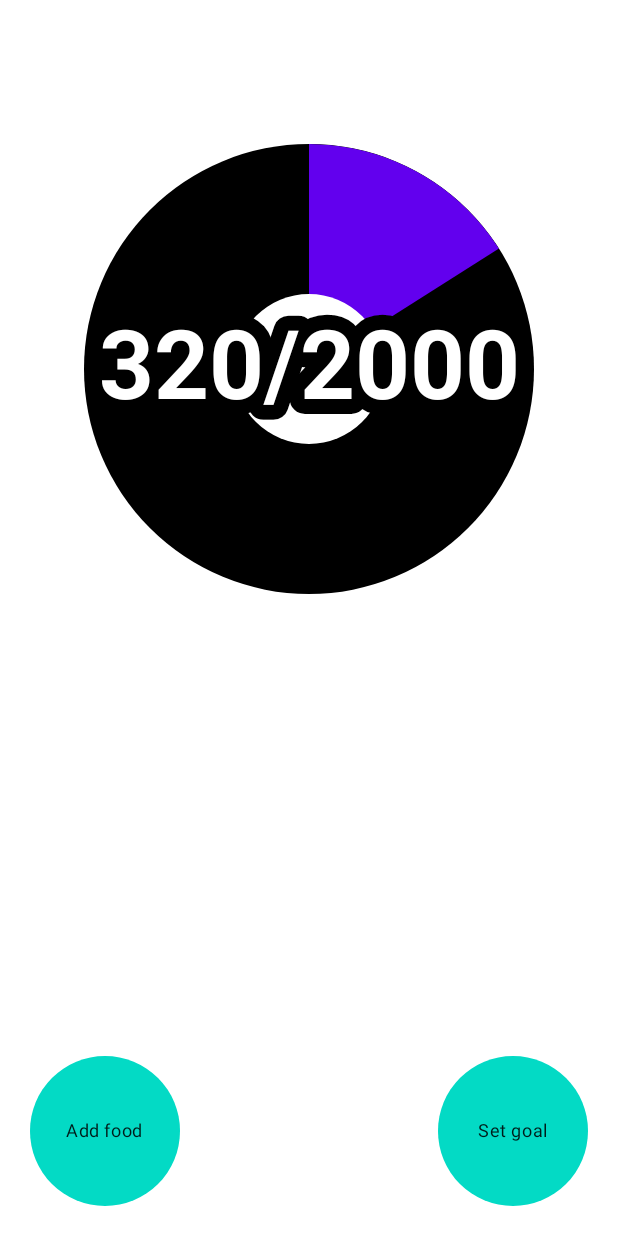
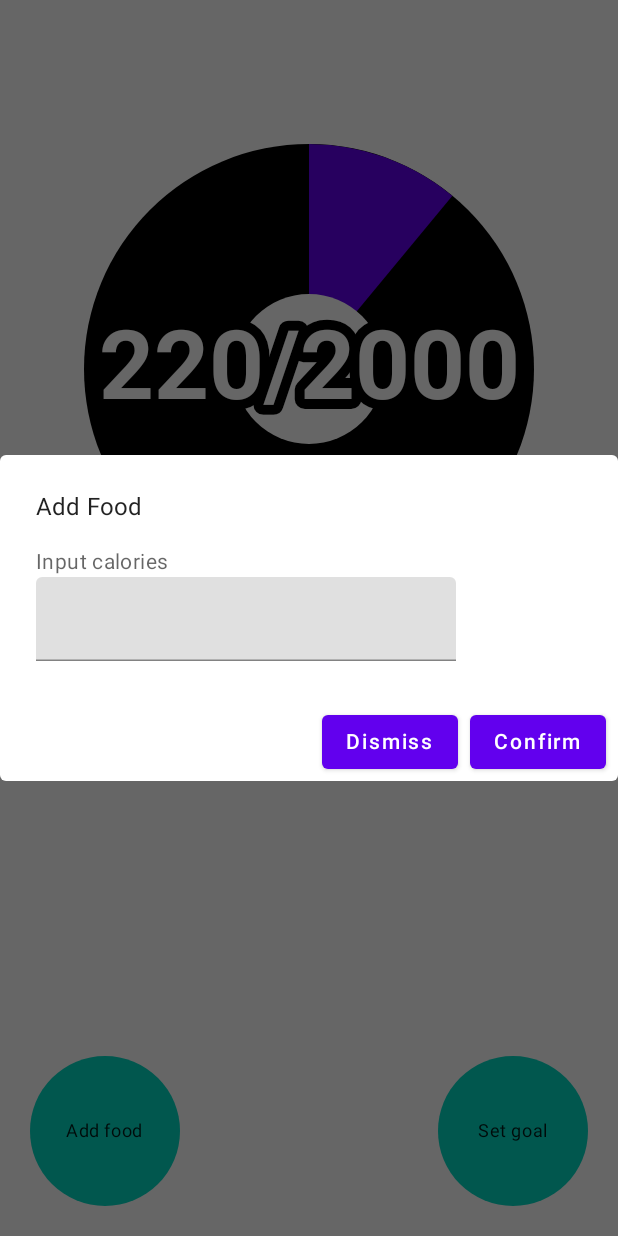
Before and after one commit to ichen2/cal-count, an Android app built with Jetpack Compose: the screen it shows after launch (MainActivity), after a tap on "Add food", on a phone screen of 412 x 824 dp. Run offline under Robolectric (Android 15) with nearby library versions, the phone set to English and light mode, and no system bars.

Commit message:
Added dialog to add calories

```diff
--- a/app/src/main/java/com/example/caloriecounter/Components.kt
+++ b/app/src/main/java/com/example/caloriecounter/Components.kt
@@ -20,12 +20,9 @@ import androidx.compose.ui.Modifier
 import androidx.compose.ui.draw.clip
 import androidx.compose.ui.geometry.Offset
 import androidx.compose.ui.geometry.Rect
-import androidx.compose.ui.graphics.ImageBitmap
-import androidx.compose.ui.graphics.Paint
+import androidx.compose.ui.graphics.*
 import androidx.compose.ui.graphics.drawscope.drawIntoCanvas
-import androidx.compose.ui.graphics.nativeCanvas
 import androidx.compose.ui.graphics.painter.ColorPainter
-import androidx.compose.ui.graphics.toArgb
 import androidx.compose.ui.res.painterResource
 import androidx.compose.ui.text.TextStyle
 import androidx.compose.ui.text.font.FontWeight
@@ -42,7 +39,7 @@ fun RadialFilledDonut(currentCalories: Float = 0f, targetCalories: Float = 2000f
             dampingRatio = Spring.DampingRatioLowBouncy,
             stiffness = Spring.StiffnessVeryLow
         )
-    }) { state ->
+    }, label = "") { state ->
         if (state) currentCalories.toDegrees(targetCalories) else 0f
     }
     RadialFilledDonut(degrees, currentCalories, targetCalories)
@@ -77,18 +74,22 @@ fun RadialFilledDonut(degrees: Float, currentCalories: Float, targetCalories: Fl
                 .clip(CircleShape)
                 .background(MaterialTheme.colors.background)
         )
-        OutlinedText("${currentCalories.roundToInt()}/${targetCalories.roundToInt()}")
+        OutlinedText(
+            text = "${currentCalories.roundToInt()}/${targetCalories.roundToInt()}",
+            primaryColor = MaterialTheme.colors.background,
+            outlineColor = MaterialTheme.colors.onBackground
+        )
     }
 }
 
 @Composable
-fun OutlinedText(text: String) {
+fun OutlinedText(text: String, primaryColor: Color, outlineColor: Color) {
     val textPaintStroke = Paint().asFrameworkPaint().apply {
         isAntiAlias = true
         style = android.graphics.Paint.Style.STROKE
         textSize = MaterialTheme.typography.h1.fontSize.value
-        color = MaterialTheme.colors.onBackground.toArgb()
-        strokeWidth = 30f
+        color = outlineColor.toArgb()
+        strokeWidth = 20f
         strokeJoin = android.graphics.Paint.Join.ROUND
         textAlign = android.graphics.Paint.Align.CENTER
         typeface = Typeface.DEFAULT_BOLD
@@ -98,7 +99,7 @@ fun OutlinedText(text: String) {
         isAntiAlias = true
         style = android.graphics.Paint.Style.FILL
         textSize = MaterialTheme.typography.h1.fontSize.value
-        color = MaterialTheme.colors.background.toArgb()
+        color = primaryColor.toArgb()
         textAlign = android.graphics.Paint.Align.CENTER
         typeface = Typeface.DEFAULT_BOLD
     }
@@ -140,6 +141,10 @@ fun CircleButton(imageResource: Int? = null, onClick: () -> Unit = {}, descripti
                 )
                 .clickable(onClick = onClick)
         )
-        Text(text = description, modifier = Modifier.align(Alignment.Center), style = MaterialTheme.typography.caption)
+        Text(
+            text = description,
+            modifier = Modifier.align(Alignment.Center),
+            style = MaterialTheme.typography.caption
+        )
     }
 }
--- a/app/src/main/java/com/example/caloriecounter/MainActivity.kt
+++ b/app/src/main/java/com/example/caloriecounter/MainActivity.kt
@@ -6,8 +6,8 @@ import androidx.activity.compose.setContent
 import androidx.compose.foundation.Image
 import androidx.compose.foundation.layout.*
 import androidx.compose.foundation.shape.CircleShape
-import androidx.compose.material.MaterialTheme
-import androidx.compose.material.Surface
+import androidx.compose.foundation.text.KeyboardOptions
+import androidx.compose.material.*
 import androidx.compose.runtime.Composable
 import androidx.compose.runtime.mutableStateOf
 import androidx.compose.runtime.remember
@@ -20,6 +20,7 @@ import androidx.compose.ui.unit.dp
 import com.example.caloriecounter.ui.theme.CalorieCounterTheme
 import androidx.compose.runtime.getValue
 import androidx.compose.runtime.setValue
+import androidx.compose.ui.text.input.KeyboardType
 
 var currentCalories: Float by mutableStateOf(220f)
 var targetCalories: Float by mutableStateOf(2000f)
@@ -40,7 +41,7 @@ class MainActivity : ComponentActivity() {
 
 @Composable
 fun MainScreen() {
-
+    var dialogOpen by remember { mutableStateOf(false) }
     Column(Modifier.fillMaxSize(), Arrangement.Center, Alignment.CenterHorizontally) {
         Spacer(Modifier.weight(1f))
         RadialFilledDonut(currentCalories, targetCalories)
@@ -48,19 +49,54 @@ fun MainScreen() {
         Row(
             Modifier
                 .fillMaxWidth()
-                .padding(20.dp)) {
-            CircleButton(onClick = addFood, description = "Add food")
+                .padding(20.dp)
+        ) {
+            CircleButton(onClick = { dialogOpen = true }, description = "Add food")
             Spacer(Modifier.weight(1f))
-            CircleButton(onClick = setGoal, description = "Set goal")
+            CircleButton(onClick = { setGoal() }, description = "Set goal")
+        }
+        if (dialogOpen) {
+            var caloriesText by remember { mutableStateOf("") }
+            AlertDialog(
+                onDismissRequest = { dialogOpen = false },
+                title = { Text("Add Food") },
+                confirmButton = {
+                    Button(onClick = {
+                        println("Confirmed")
+                        addCalories(caloriesText.toInt())
+                        dialogOpen = false
+                    }) {
+                        Text("Confirm")
+                    }
+                },
+                dismissButton = {
+                    Button(onClick = {
+                        println("Dismissed")
+                        dialogOpen = false
+                    }) {
+                        Text("Dismiss")
+                    }
+                },
+                text = {
+                    Column {
+                        Text("Input calories")
+                        TextField(
+                            value = caloriesText,
+                            onValueChange = { caloriesText = it },
+                            keyboardOptions = KeyboardOptions(keyboardType = KeyboardType.Number)
+                        )
+                    }
+                }
+            )
         }
     }
 }
 
-val addFood: () -> Unit = {
-    currentCalories += 100f
+fun addCalories(calories: Int) {
+    currentCalories += calories
 }
 
-val setGoal: () -> Unit = {
+fun setGoal () {
     targetCalories = 3000f
 }
 
```
